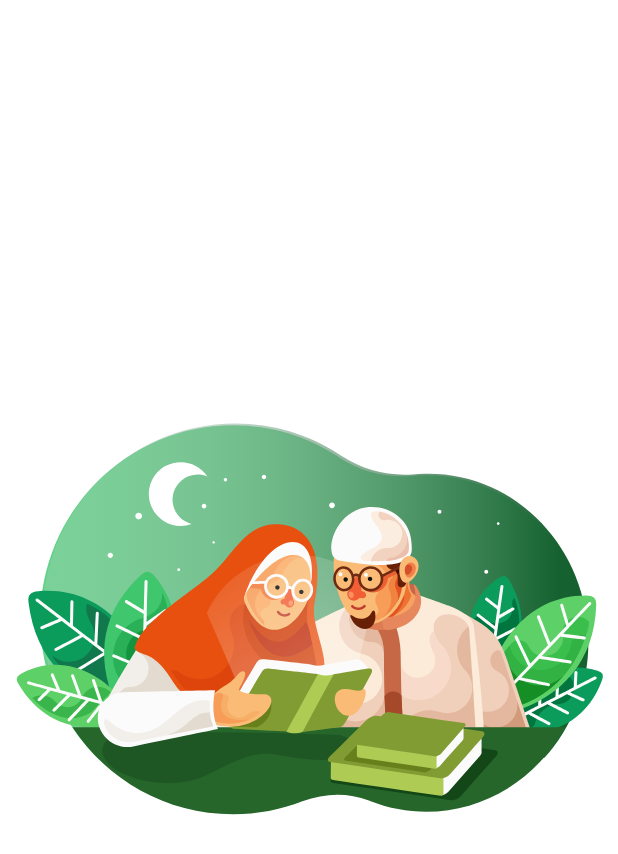
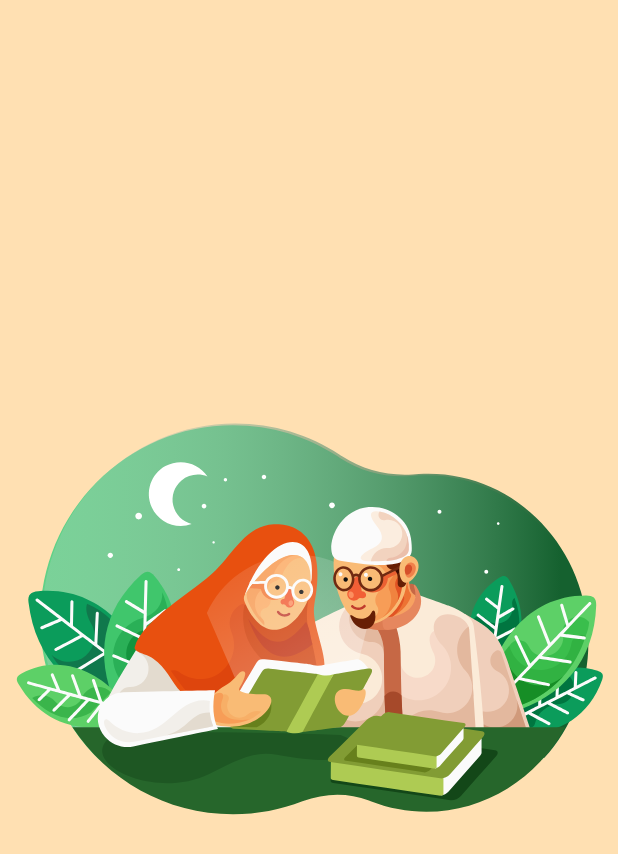
Before and after one commit to Abdullohali/Surah, a Flutter app: the TitleSceen screen opened directly, on a phone screen of 412 x 824 dp. Shown: the top 854 px of the screen. Run offline on Flutter 3.47's test engine with Material 2 defaults, Android fonts, the light colour scheme and no system bars; our stand-ins replace audioplayers, bloc, flutter_bloc, fluttertoast, lottie; missing offline and left inert: arabic_numbers, clipboard.

```diff
--- a/lib/screens/title_screen.dart
+++ b/lib/screens/title_screen.dart
@@ -25,7 +25,7 @@ class _TitleSceenState extends State<TitleSceen> {
   @override
   Widget build(BuildContext context) {
     return Scaffold(
-        backgroundColor: Colors.white,
+        backgroundColor: Theme.of(context).primaryColor,
         body: Center(
           child: Lottie.asset(widget.assetPath),
         ));
--- a/pubspec.yaml
+++ b/pubspec.yaml
@@ -33,7 +33,6 @@ dependencies:
 
   # The following adds the Cupertino Icons font to your application.
   # Use with the CupertinoIcons class for iOS style icons.
-  cupertino_icons: ^1.0.2
   audioplayers: ^0.20.1
   fluttertoast: ^8.0.7
   clipboard: ^0.1.3
@@ -41,7 +40,6 @@ dependencies:
   flutter_bloc: ^8.0.1
   arabic_numbers: ^1.0.0
   url_launcher: ^6.1.2
-  flutter_automation: ^2.0.0
   lottie: ^1.3.0
 
 dev_dependencies:
```
Also changed, not shown: pubspec.lock, 38 other files.
